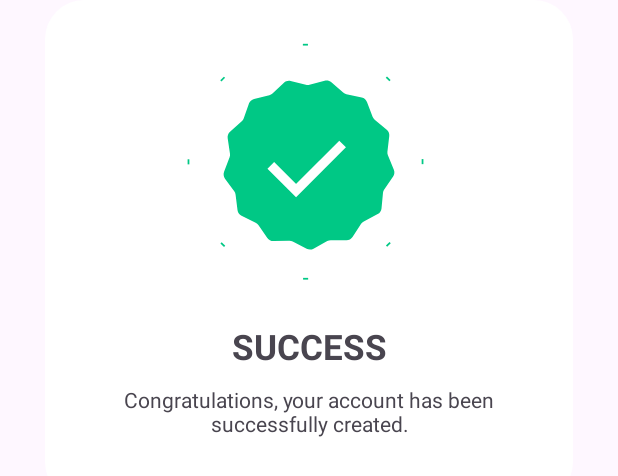
After one commit to pierreviences/Story-App, an Android app: the layout custom_alertdialog.xml on its own in the app's theme, with its tools: preview values and no code run, on a phone screen of 412 x 824 dp. The commit adds this screen. Shown: the top 476 px of the screen. Run offline under Robolectric (Android 15) with nearby library versions, the phone set to English and light mode, and no system bars.

Commit message:
feat: Add Custom Alert Dialog

```diff
--- /dev/null
+++ b/app/src/main/res/drawable/bg_round_success.xml
@@ -0,0 +1,5 @@
+<?xml version="1.0" encoding="utf-8"?>
+<shape xmlns:android="http://schemas.android.com/apk/res/android">
+    <solid android:color="@android:color/white"/>
+    <corners android:radius="26dp"/>
+</shape>
--- /dev/null
+++ b/app/src/main/res/layout/custom_alertdialog.xml
@@ -0,0 +1,74 @@
+<?xml version="1.0" encoding="utf-8"?>
+<androidx.constraintlayout.widget.ConstraintLayout
+    xmlns:android="http://schemas.android.com/apk/res/android"
+    xmlns:app="http://schemas.android.com/apk/res-auto"
+    android:layout_width="match_parent"
+    android:layout_height="wrap_content">
+
+    <LinearLayout
+        android:layout_width="match_parent"
+        android:layout_height="match_parent"
+        android:orientation="vertical"
+        android:background="@drawable/bg_round_success"
+        android:layout_marginHorizontal="30dp"
+        app:layout_constraintBottom_toBottomOf="parent"
+        app:layout_constraintEnd_toEndOf="parent"
+        app:layout_constraintStart_toStartOf="parent"
+        app:layout_constraintTop_toTopOf="parent">
+
+        <androidx.constraintlayout.widget.ConstraintLayout
+            android:layout_width="match_parent"
+            android:layout_height="match_parent">
+
+            <com.airbnb.lottie.LottieAnimationView
+                android:id="@+id/image_success"
+                android:layout_width="180dp"
+                android:layout_height="180dp"
+                app:lottie_autoPlay="true"
+                app:lottie_cacheComposition="true"
+                app:lottie_rawRes="@raw/success"
+                app:lottie_speed="1"
+                android:layout_marginTop="20dp"
+                android:layout_marginBottom="30dp"
+                app:layout_constraintEnd_toEndOf="parent"
+                app:layout_constraintStart_toStartOf="parent"
+                app:layout_constraintTop_toTopOf="parent"
+                app:layout_constraintBottom_toTopOf="@id/tv_success"
+                />
+
+            <TextView
+                android:id="@+id/tv_success"
+                android:layout_width="wrap_content"
+                android:text="@string/success"
+                android:layout_height="wrap_content"
+                android:layout_marginTop="15dp"
+                android:textSize="23sp"
+                android:textStyle="bold"
+                app:layout_constraintEnd_toEndOf="parent"
+                app:layout_constraintStart_toStartOf="parent"
+                app:layout_constraintTop_toBottomOf="@id/image_success"/>
+
+            <TextView
+                android:id="@+id/tv_description"
+                android:layout_width="match_parent"
+                android:layout_height="wrap_content"
+                android:textAlignment="center"
+                android:text="@string/success_desc"
+                android:textSize="14sp"
+                android:layout_marginHorizontal="20dp"
+                android:layout_marginBottom="20dp"
+                android:layout_marginTop="10dp"
+                app:layout_constraintEnd_toEndOf="parent"
+                app:layout_constraintStart_toStartOf="parent"
+                app:layout_constraintTop_toBottomOf="@id/tv_success" />
+            <View
+                android:layout_width="5dp"
+                android:layout_height="2dp"
+                android:layout_marginTop="40dp"
+                app:layout_constraintEnd_toEndOf="parent"
+                app:layout_constraintStart_toStartOf="parent"
+                app:layout_constraintTop_toBottomOf="@id/tv_description"
+                />
+        </androidx.constraintlayout.widget.ConstraintLayout>
+    </LinearLayout>
+</androidx.constraintlayout.widget.ConstraintLayout>
--- a/app/src/main/res/values/strings.xml
+++ b/app/src/main/res/values/strings.xml
@@ -11,6 +11,9 @@
     <string name="hint_password">Fill in your password</string>
     <string name="password_characters">Password cannot be less than 8 characters</string>
     <string name="login">Login</string>
+    <string name="login_success">You are logged in successfully</string>
+    <string name="success">SUCCESS</string>
+    <string name="success_desc">Congratulations, your account has been successfully created.</string>
     <string name="login_error">Login Error</string>
     <string name="unknown_error">Unknown Error</string>
     <string name="here">Here</string>
```
Also changed, not shown: app/src/main/java/com/example/storyapp/ui/view/auth/LoginActivity.kt (+4 -4 lines), app/src/main/java/com/example/storyapp/ui/view/auth/RegisterActivity.kt (+30 -10 lines), app/src/main/res/raw/success.json (added, +1 -0 lines).
